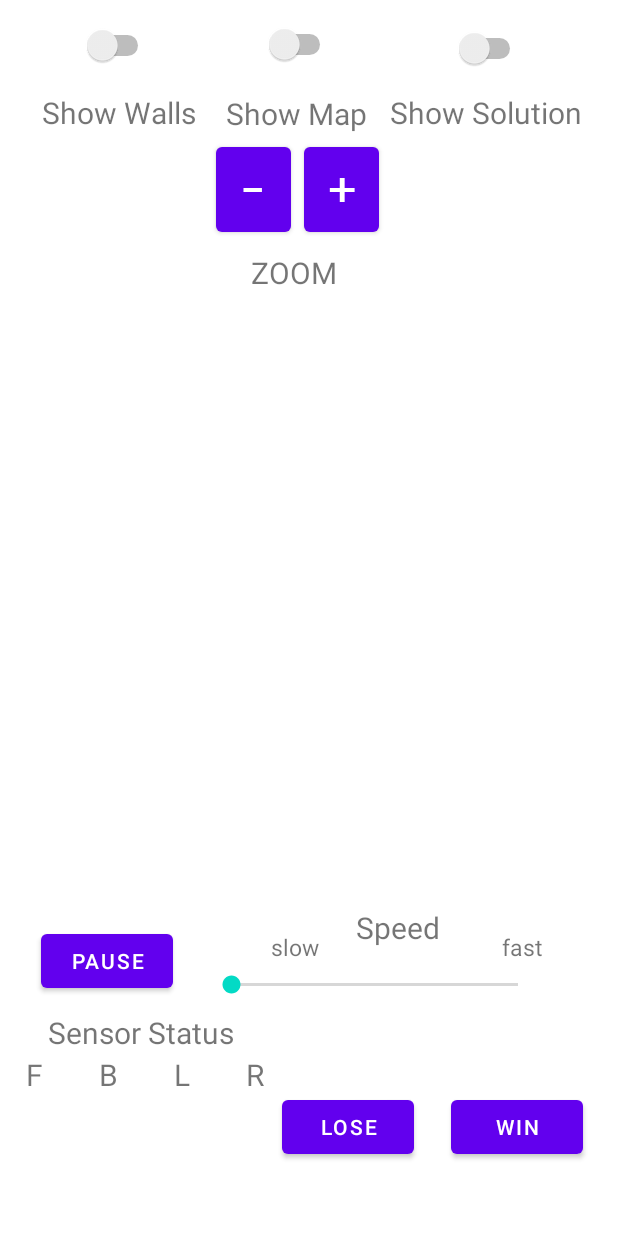
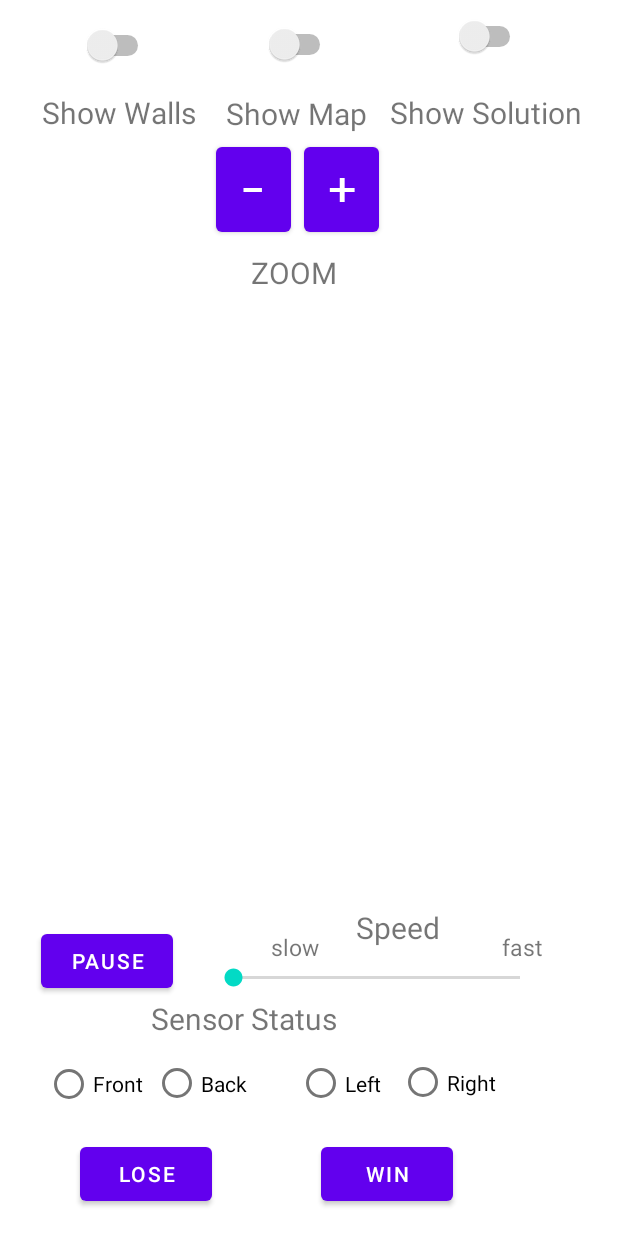
Before and after one commit to Suga-re/AMazeByAnnemarieZheng, an Android app: the layout activity_play_animation.xml on its own in the app's theme, with its tools: preview values and no code run, on a phone screen of 412 x 824 dp. Run offline under Robolectric (Android 15) with nearby library versions, the phone set to English and light mode, and no system bars.

Commit message:
Play Animation Activity Sensors

```diff
--- a/app/src/main/res/layout/activity_play_animation.xml
+++ b/app/src/main/res/layout/activity_play_animation.xml
@@ -8,29 +8,39 @@
 
     <RadioButton
         android:id="@+id/rbRightSensor"
-        android:layout_width="36dp"
-        android:layout_height="43dp"
-        android:layout_marginStart="168dp"
-        android:layout_marginTop="705dp"
-        android:layout_marginEnd="323dp"
-        android:layout_marginBottom="52dp"
+        android:layout_width="105dp"
+        android:layout_height="58dp"
+        android:text="Right"
         app:layout_constraintBottom_toBottomOf="parent"
         app:layout_constraintEnd_toEndOf="parent"
+        app:layout_constraintHorizontal_bias="0.867"
         app:layout_constraintStart_toStartOf="parent"
-        app:layout_constraintTop_toTopOf="parent" />
+        app:layout_constraintTop_toTopOf="parent"
+        app:layout_constraintVertical_bias="0.904" />
 
-    <TextView
-        android:id="@+id/tvSensorNames"
-        android:layout_width="wrap_content"
-        android:layout_height="wrap_content"
-        android:text="F        B        L        R"
-        android:textSize="20sp"
+    <RadioButton
+        android:id="@+id/rbLeftSensor"
+        android:layout_width="80dp"
+        android:layout_height="58dp"
+        android:text="Left"
         app:layout_constraintBottom_toBottomOf="parent"
         app:layout_constraintEnd_toEndOf="parent"
-        app:layout_constraintHorizontal_bias="0.069"
+        app:layout_constraintHorizontal_bias="0.597"
         app:layout_constraintStart_toStartOf="parent"
         app:layout_constraintTop_toTopOf="parent"
-        app:layout_constraintVertical_bias="0.882" />
+        app:layout_constraintVertical_bias="0.905" />
+
+    <RadioButton
+        android:id="@+id/rbBackSensor"
+        android:layout_width="106dp"
+        android:layout_height="59dp"
+        android:text="Back"
+        app:layout_constraintBottom_toBottomOf="parent"
+        app:layout_constraintEnd_toEndOf="parent"
+        app:layout_constraintHorizontal_bias="0.334"
+        app:layout_constraintStart_toStartOf="parent"
+        app:layout_constraintTop_toTopOf="parent"
+        app:layout_constraintVertical_bias="0.906" />
 
     <TextView
         android:id="@+id/tvSensorStatus"
@@ -40,10 +50,10 @@
         android:textSize="20sp"
         app:layout_constraintBottom_toBottomOf="parent"
         app:layout_constraintEnd_toEndOf="parent"
-        app:layout_constraintHorizontal_bias="0.11"
+        app:layout_constraintHorizontal_bias="0.349"
         app:layout_constraintStart_toStartOf="parent"
         app:layout_constraintTop_toTopOf="parent"
-        app:layout_constraintVertical_bias="0.847" />
+        app:layout_constraintVertical_bias="0.835" />
 
     <TextView
         android:id="@+id/tvFast"
@@ -95,10 +105,10 @@
         android:progress="0"
         app:layout_constraintBottom_toBottomOf="parent"
         app:layout_constraintEnd_toEndOf="parent"
-        app:layout_constraintHorizontal_bias="0.839"
+        app:layout_constraintHorizontal_bias="0.852"
         app:layout_constraintStart_toStartOf="parent"
         app:layout_constraintTop_toTopOf="parent"
-        app:layout_constraintVertical_bias="0.837" />
+        app:layout_constraintVertical_bias="0.83" />
 
     <Button
         android:id="@+id/btnLose"
@@ -107,10 +117,10 @@
         android:text="LOSE"
         app:layout_constraintBottom_toBottomOf="parent"
         app:layout_constraintEnd_toEndOf="parent"
-        app:layout_constraintHorizontal_bias="0.58"
+        app:layout_constraintHorizontal_bias="0.164"
         app:layout_constraintStart_toStartOf="parent"
         app:layout_constraintTop_toTopOf="parent"
-        app:layout_constraintVertical_bias="0.937" />
+        app:layout_constraintVertical_bias="0.978" />
 
     <Button
         android:id="@+id/btnWin"
@@ -119,10 +129,10 @@
         android:text="Win"
         app:layout_constraintBottom_toBottomOf="parent"
         app:layout_constraintEnd_toEndOf="parent"
-        app:layout_constraintHorizontal_bias="0.927"
+        app:layout_constraintHorizontal_bias="0.66"
         app:layout_constraintStart_toStartOf="parent"
         app:layout_constraintTop_toTopOf="parent"
-        app:layout_constraintVertical_bias="0.937" />
+        app:layout_constraintVertical_bias="0.978" />
 
     <TextView
         android:id="@+id/tvShowMapAnimation"
@@ -241,12 +251,10 @@
         android:layout_height="wrap_content"
         android:minWidth="48dp"
         android:minHeight="48dp"
-        app:layout_constraintBottom_toBottomOf="parent"
         app:layout_constraintEnd_toEndOf="parent"
         app:layout_constraintHorizontal_bias="0.831"
         app:layout_constraintStart_toStartOf="parent"
-        app:layout_constraintTop_toTopOf="parent"
-        app:layout_constraintVertical_bias="0.01" />
+        app:layout_constraintTop_toTopOf="parent" />
 
     <Button
         android:id="@+id/btnPause"
@@ -261,42 +269,15 @@
         app:layout_constraintVertical_bias="0.795" />
 
     <RadioButton
-        android:id="@+id/rbBackSensor"
-        android:layout_width="36dp"
-        android:layout_height="43dp"
-        android:layout_marginStart="64dp"
-        android:layout_marginTop="705dp"
-        android:layout_marginEnd="427dp"
-        android:layout_marginBottom="52dp"
+        android:id="@+id/rbFrontSensor"
+        android:layout_width="84dp"
+        android:layout_height="57dp"
+        android:text="Front"
         app:layout_constraintBottom_toBottomOf="parent"
         app:layout_constraintEnd_toEndOf="parent"
+        app:layout_constraintHorizontal_bias="0.092"
         app:layout_constraintStart_toStartOf="parent"
-        app:layout_constraintTop_toTopOf="parent" />
-
-    <RadioButton
-        android:id="@+id/rbLeftSensor"
-        android:layout_width="36dp"
-        android:layout_height="43dp"
-        android:layout_marginStart="120dp"
-        android:layout_marginTop="705dp"
-        android:layout_marginEnd="371dp"
-        android:layout_marginBottom="52dp"
-        app:layout_constraintBottom_toBottomOf="parent"
-        app:layout_constraintEnd_toEndOf="parent"
-        app:layout_constraintStart_toStartOf="parent"
-        app:layout_constraintTop_toTopOf="parent" />
-
-    <RadioButton
-        android:id="@+id/rbFrontSensor"
-        android:layout_width="36dp"
-        android:layout_height="43dp"
-        android:layout_marginStart="16dp"
-        android:layout_marginTop="705dp"
-        android:layout_marginEnd="475dp"
-        android:layout_marginBottom="52dp"
-        app:layout_constraintBottom_toBottomOf="parent"
-        app:layout_constraintEnd_toEndOf="parent"
-        app:layout_constraintStart_toStartOf="parent"
-        app:layout_constraintTop_toTopOf="parent" />
+        app:layout_constraintTop_toTopOf="parent"
+        app:layout_constraintVertical_bias="0.905" />
 
 </androidx.constraintlayout.widget.ConstraintLayout>
```
